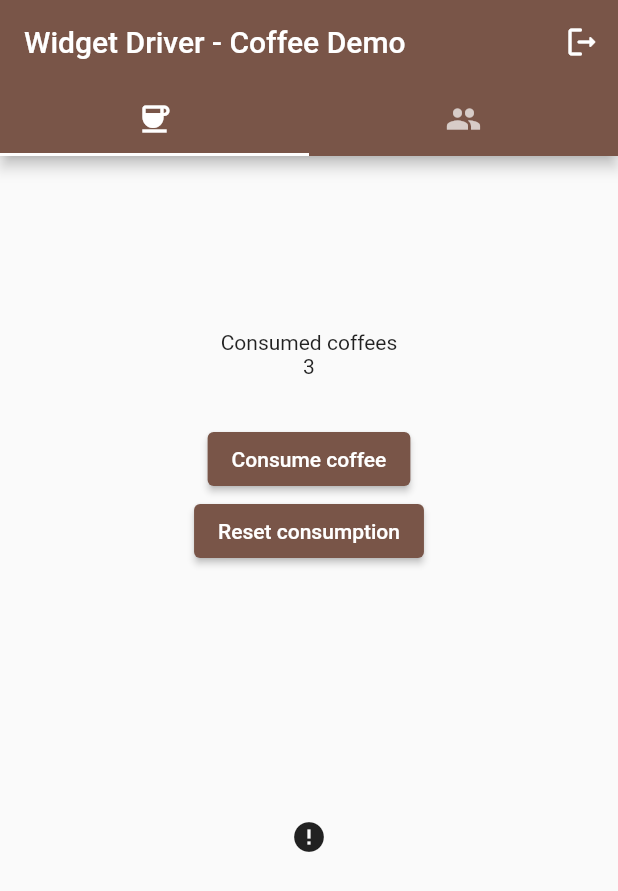
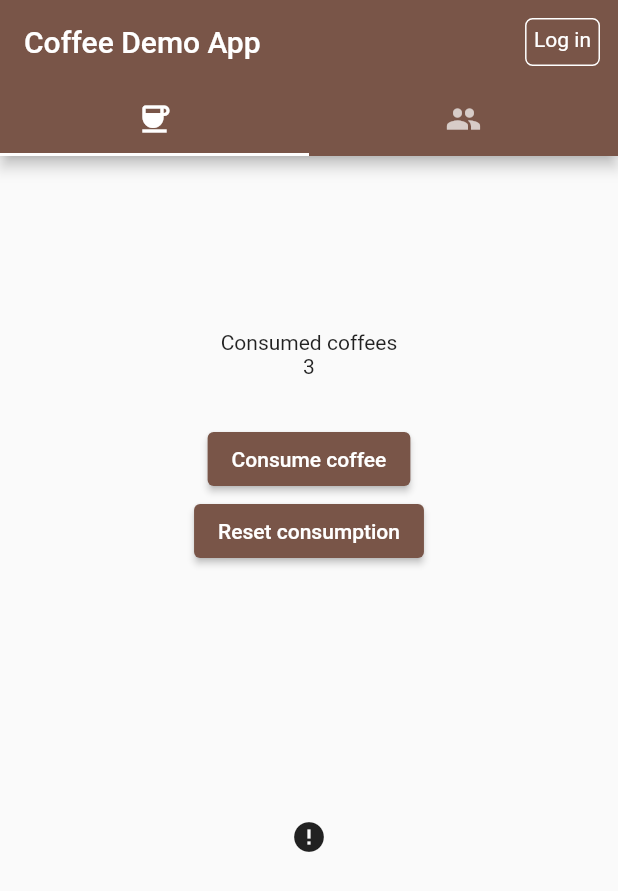
Before and after one commit to bmw-tech/widget_driver, a Flutter app: the screen it shows after launch, on a phone screen of 412 x 824 dp. Shown: the top 891 px of the screen. Run offline on Flutter 3.47's test engine with Material 2 defaults, Android fonts, the light colour scheme and no system bars; drawn by our look-alikes of cached_network_image; our stand-ins replace get_it; missing offline and left inert: analyzer, build, mocktail, source_gen; network calls fail.

Commit message:
Updates LogInOut button design in example app

```diff
--- a/widget_driver/example/lib/widgets/home_page/home_page_driver.dart
+++ b/widget_driver/example/lib/widgets/home_page/home_page_driver.dart
@@ -12,8 +12,8 @@ class HomePageDriver extends WidgetDriver {
     HomePageAppTabs? appTabs,
   }) : _appTabs = appTabs ?? HomePageAppTabs();
 
-  @DriverProperty("Widget Driver - Coffee Demo")
-  final String title = "Widget Driver - Coffee Demo";
+  @DriverProperty("Coffee Demo App")
+  final String title = "Coffee Demo App";
 
   @DriverProperty(2)
   int get numberOfTabs {
--- a/widget_driver/example/lib/widgets/home_page/tabs/home_page_tabs_builder.dart
+++ b/widget_driver/example/lib/widgets/home_page/tabs/home_page_tabs_builder.dart
@@ -8,7 +8,7 @@ class HomePageTabBuilder {
   static Widget tabForType(AppTabType type) {
     switch (type) {
       case AppTabType.consumption:
-        return CoffeeConsumptionPage();
+        return const CoffeeConsumptionPage();
       case AppTabType.community:
         return CoffeeCommunityPage();
     }
--- a/widget_driver/lib/src/empty_flow_coordinator.dart
+++ b/widget_driver/lib/src/empty_flow_coordinator.dart
@@ -1,5 +1,3 @@
-import 'package:flutter/widgets.dart';
-
 import '../widget_driver.dart';
 
 class EmptyFlowCoordinator extends FlowCoordinator {
```
Also changed, not shown: widget_driver/example/lib/widgets/home_page/log_in_out_button/log_in_out_button.dart (+11 -3 lines), widget_driver/example/lib/widgets/home_page/log_in_out_button/log_in_out_button_driver.dart (+8 -4 lines), widget_driver/example/lib/widgets/home_page/home_page_driver.g.dart, widget_driver/example/lib/widgets/home_page/log_in_out_button/log_in_out_button_driver.g.dart.
